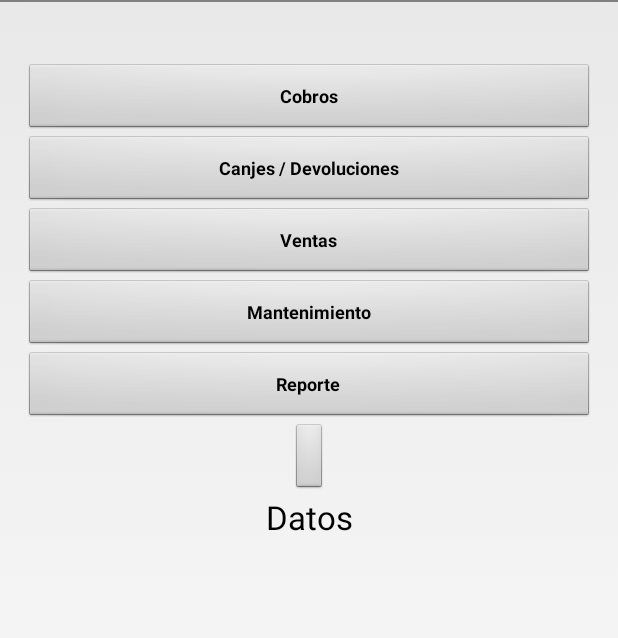
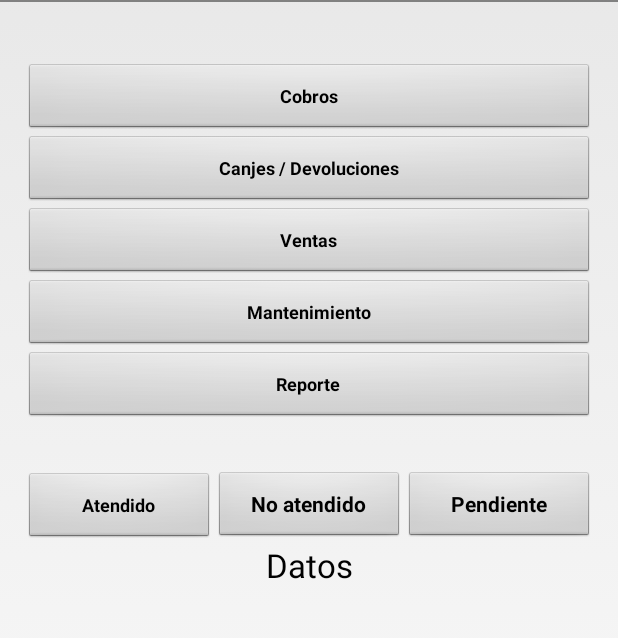
Before and after one commit to consultorasystemstrategy/Union, an Android app: the VMovil_Evento_Establec screen opened directly, with no data from a screen before it, on a phone screen of 412 x 824 dp, the part 36-674 px from its top. Run offline under Robolectric (Android 15) with nearby library versions, the phone set to English and light mode, and no system bars; 1 statement that could not run was skipped.

Commit message:
Funciòn Agregar Estado del Establecimiento y color asociado al estado 4 tipos de estado por atender, atendido, no atendido y pendiente. Asociados a los colores azul, verde, rojo y amarillo respectivamente

```diff
--- a/app/src/main/java/union/union_vr1/Conexion/DbHelper.java
+++ b/app/src/main/java/union/union_vr1/Conexion/DbHelper.java
@@ -21,7 +21,7 @@ import union.union_vr1.Sqlite.DbAdapter_Histo_Venta_Detalle;
  */
 public class DbHelper extends SQLiteOpenHelper {
 
-    private static final int DATABASE_VERSION = 2;
+    private static final int DATABASE_VERSION = 4;
     private static final String DATABASE_NAME = "ProdUnionSXNHTS.sqlite";
 
     public DbHelper(Context context) {
--- a/app/src/main/java/union/union_vr1/Vistas/VMovil_Evento_Indice.java
+++ b/app/src/main/java/union/union_vr1/Vistas/VMovil_Evento_Indice.java
@@ -49,6 +49,12 @@ public class VMovil_Evento_Indice extends Activity implements View.OnClickListen
         dbHelper2.open();
         dbHelper = new DbAdaptert_Evento_Establec(this);
         dbHelper.open();
+
+
+        dbHelper.deleteAllEstablecs();
+        dbHelper.insertSomeEstablecs();
+
+
         dbHelper3 = new DbAdapter_Agente(this);
         dbHelper3.open();
         dbHelper4 = new DbAdapter_Comprob_Cobro(this);
--- a/app/src/main/res/layout/princ_evento_establec.xml
+++ b/app/src/main/res/layout/princ_evento_establec.xml
@@ -64,21 +64,50 @@
         android:layout_centerHorizontal="true"
         style="@style/button_text" />
 
-    <Button
-        android:layout_width="wrap_content"
+    <LinearLayout
+        android:orientation="horizontal"
+        android:layout_width="fill_parent"
         android:layout_height="wrap_content"
-        android:text="Estado"
-        android:id="@+id/VEE_BTNestado"
-        style="@style/button_text"
         android:layout_below="@+id/VEE_BTNreport"
-        android:layout_centerHorizontal="true" />
+        android:layout_toStartOf="@+id/VEE_BTNEstadoAtendido"
+        android:layout_alignRight="@+id/VEE_BTNreport"
+        android:layout_alignEnd="@+id/VEE_BTNreport"
+        android:id="@+id/linearLayout"
+        android:layout_marginTop="32dp">
+
+        <Button
+            android:layout_width="fill_parent"
+            android:layout_height="wrap_content"
+            android:text="Atendido"
+            android:id="@+id/VEE_BTNEstadoAtendido"
+            style="@style/button_text"
+            android:layout_below="@+id/linearLayout"
+            android:layout_centerHorizontal="true"
+            android:layout_weight="1" />
+
+        <Button
+            android:layout_width="fill_parent"
+            android:layout_height="wrap_content"
+            android:text="No atendido"
+            android:id="@+id/VEE_BTNEstadoNoAtendido"
+            android:layout_weight="1"
+            android:textStyle="bold" />
+
+        <Button
+            android:layout_width="fill_parent"
+            android:layout_height="wrap_content"
+            android:text="Pendiente"
+            android:id="@+id/VEE_BTNEstadoPendiente"
+            android:layout_weight="1"
+            android:textStyle="bold" />
+    </LinearLayout>
 
     <TextView
         android:layout_width="match_parent"
         android:layout_height="wrap_content"
         android:text="Datos"
         android:id="@+id/VEE_TVWdatosx"
-        android:layout_below="@+id/VEE_BTNestado"
+        android:layout_below="@+id/linearLayout"
         android:layout_centerHorizontal="true"
         android:textAppearance="?android:attr/textAppearanceLarge"
         android:gravity="center" />
--- a/app/src/main/res/layout/princ_evento_gasto.xml
+++ b/app/src/main/res/layout/princ_evento_gasto.xml
@@ -234,7 +234,7 @@
                 android:layout_width="wrap_content"
                 android:layout_height="wrap_content"
                 android:text="Agregar Gasto"
-                android:id="@+id/button"
+                android:id="@+id/VEE_BTNEstadoNoAtendido"
                 android:layout_below="@+id/editText_VEG_referencia"
                 android:layout_alignParentLeft="true"
                 android:layout_alignParentStart="true"
--- a/app/src/main/res/layout/princ_web_view.xml
+++ b/app/src/main/res/layout/princ_web_view.xml
@@ -15,7 +15,7 @@
         android:layout_height="wrap_content"
         android:id="@+id/webView"
         android:layout_alignParentBottom="true"
-        android:layout_below="@+id/button"
+        android:layout_below="@+id/VEE_BTNEstadoNoAtendido"
         android:layout_alignParentLeft="true"
         android:layout_alignParentStart="true"
         android:layout_alignParentRight="true"
@@ -25,7 +25,7 @@
         android:layout_width="wrap_content"
         android:layout_height="wrap_content"
         android:text="Ir a Off Line"
-        android:id="@+id/button"
+        android:id="@+id/VEE_BTNEstadoNoAtendido"
         android:onClick="lanzarOnLine"
         android:layout_alignParentTop="true"
         android:layout_alignParentLeft="true"
```
Also changed, not shown: app/src/main/java/union/union_vr1/Sqlite/DbAdaptert_Evento_Establec.java (+29 -9 lines), app/src/main/java/union/union_vr1/Vistas/VMovil_Evento_Establec.java (+35 -35 lines), app/src/main/java/union/union_vr1/Vistas/VMovil_Menu_Establec.java (+3 -4 lines).
